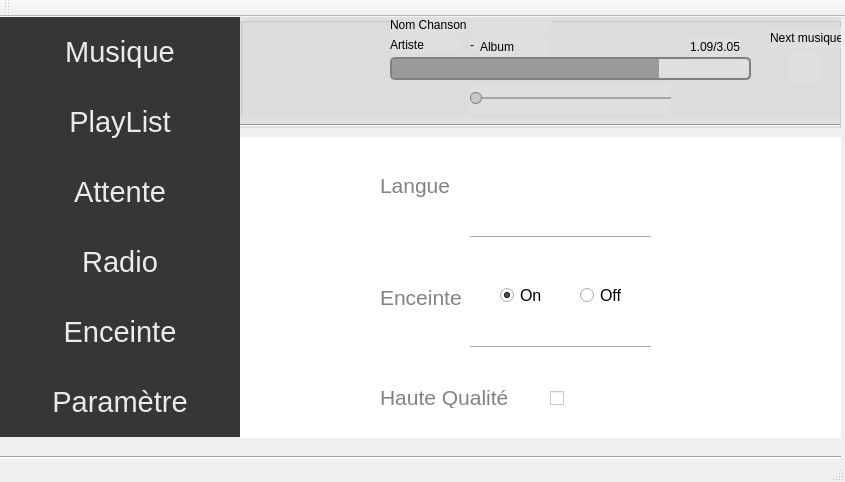
The window that ProjetMPV/Client/mainwindow.ui (Nurbain/ProjetIHM) describes before a commit, drawn with Qt 5.
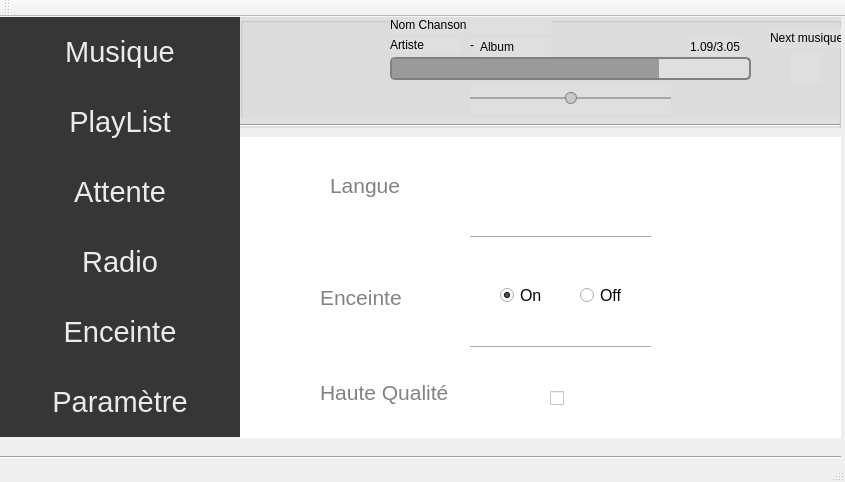
The same window after the commit. The open tabs and pages were chosen to show the change. Icons and pictures are not drawn.

Commit message: volume + langue fr et eng

The edit to the form file:
```diff
--- a/ProjetMPV/Client/mainwindow.ui
+++ b/ProjetMPV/Client/mainwindow.ui
@@ -432,9 +432,9 @@
      <widget class="QLabel" name="Param_Serveur">
       <property name="geometry">
        <rect>
-        <x>140</x>
+        <x>80</x>
         <y>150</y>
-        <width>91</width>
+        <width>151</width>
         <height>21</height>
        </rect>
       </property>
@@ -453,9 +453,9 @@
      <widget class="QLabel" name="Param_Langue">
       <property name="geometry">
        <rect>
-        <x>140</x>
+        <x>90</x>
         <y>33</y>
-        <width>81</width>
+        <width>131</width>
         <height>31</height>
        </rect>
       </property>
@@ -487,10 +487,10 @@
      <widget class="QLabel" name="Param_other">
       <property name="geometry">
        <rect>
-        <x>140</x>
-        <y>250</y>
+        <x>80</x>
+        <y>240</y>
         <width>151</width>
-        <height>21</height>
+        <height>31</height>
        </rect>
       </property>
       <property name="font">
@@ -1260,6 +1260,9 @@
 
 </string>
      </property>
+     <property name="value">
+      <number>50</number>
+     </property>
      <property name="orientation">
       <enum>Qt::Horizontal</enum>
      </property>
```
Left out of the diff: 2 changed lines with no effect on the pictures. The commit also changes 2 other files.
